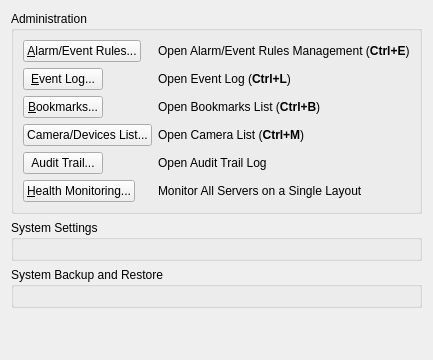
Above: client/src/ui/widgets/settings/general_system_administration_widget.ui from networkoptix/nx_open before the change. Below: the same form after it.
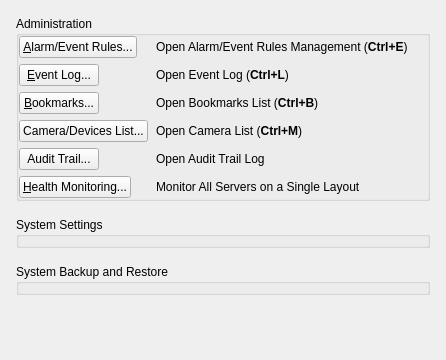
That is the form after the change. Custom widgets are drawn as their Qt base class.

Commit message:
Adjust margins in general system administration tab.
<==== Mercurial data ====>
Branch: new_style

Patch:
```diff
--- a/client/src/ui/widgets/settings/general_system_administration_widget.ui
+++ b/client/src/ui/widgets/settings/general_system_administration_widget.ui
@@ -6,20 +6,53 @@
    <rect>
     <x>0</x>
     <y>0</y>
-    <width>417</width>
+    <width>446</width>
     <height>360</height>
    </rect>
   </property>
   <layout class="QVBoxLayout" name="verticalLayout">
+   <property name="spacing">
+    <number>16</number>
+   </property>
+   <property name="leftMargin">
+    <number>16</number>
+   </property>
+   <property name="topMargin">
+    <number>16</number>
+   </property>
+   <property name="rightMargin">
+    <number>16</number>
+   </property>
+   <property name="bottomMargin">
+    <number>16</number>
+   </property>
    <item>
     <widget class="QGroupBox" name="commonGroupBox">
      <property name="title">
       <string>Administration</string>
      </property>
+     <property name="flat">
+      <bool>true</bool>
+     </property>
      <layout class="QFormLayout" name="formLayout_2">
       <property name="fieldGrowthPolicy">
        <enum>QFormLayout::AllNonFixedFieldsGrow</enum>
       </property>
+      <property name="horizontalSpacing">
+       <number>8</number>
+      </property>
+      <property name="leftMargin">
+       <number>0</number>
+      </property>
+      <property name="topMargin">
+       <number>0</number>
+      </property>
+      <property name="rightMargin">
+       <number>0</number>
+      </property>
+      <property name="bottomMargin">
+       <number>0</number>
+      </property>
       <item row="0" column="0">
        <widget class="QPushButton" name="businessRulesButton">
         <property name="sizePolicy">
@@ -142,7 +175,22 @@
      <property name="title">
       <string>System Settings</string>
      </property>
+     <property name="flat">
+      <bool>true</bool>
+     </property>
      <layout class="QVBoxLayout" name="verticalLayout_2">
+      <property name="leftMargin">
+       <number>0</number>
+      </property>
+      <property name="topMargin">
+       <number>0</number>
+      </property>
+      <property name="rightMargin">
+       <number>0</number>
+      </property>
+      <property name="bottomMargin">
+       <number>0</number>
+      </property>
       <item>
        <widget class="QnSystemSettingsWidget" name="systemSettingsWidget" native="true"/>
       </item>
@@ -154,7 +202,22 @@
      <property name="title">
       <string>System Backup and Restore</string>
      </property>
+     <property name="flat">
+      <bool>true</bool>
+     </property>
      <layout class="QVBoxLayout" name="verticalLayout_3">
+      <property name="leftMargin">
+       <number>0</number>
+      </property>
+      <property name="topMargin">
+       <number>0</number>
+      </property>
+      <property name="rightMargin">
+       <number>0</number>
+      </property>
+      <property name="bottomMargin">
+       <number>0</number>
+      </property>
       <item>
        <widget class="QnDatabaseManagementWidget" name="backupWidget" native="true"/>
       </item>
```
The commit also changes 2 other files.
